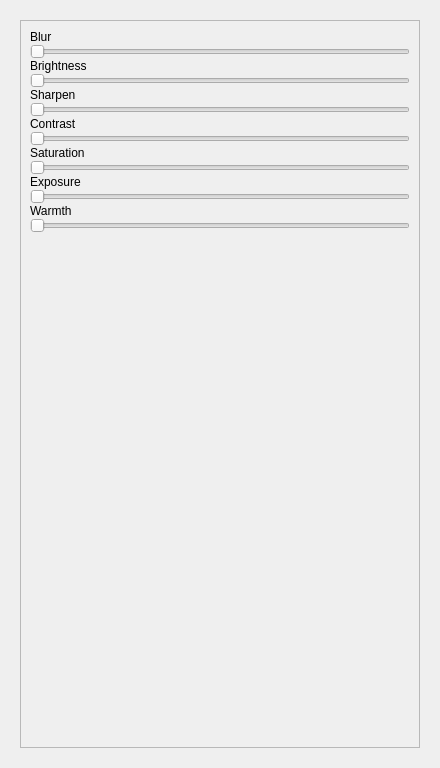
First picture: the form in ui_files/adjust-widget.ui, repository abeshahsan/Photo-Wizard, before the edit.
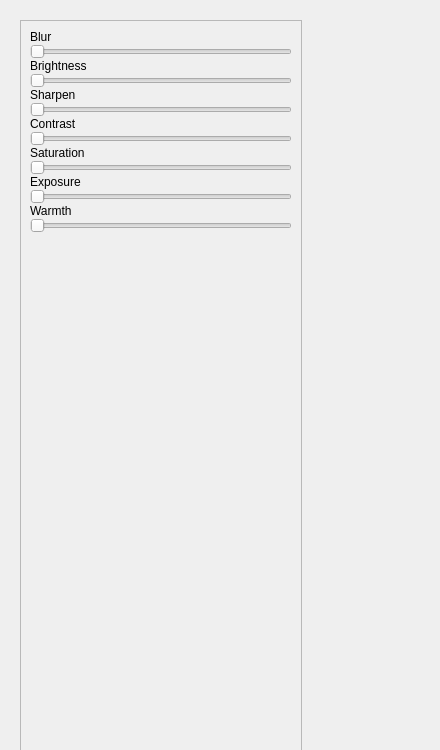
Second picture: the form after the edit.

```diff
--- a/ui_files/adjust-widget.ui
+++ b/ui_files/adjust-widget.ui
@@ -7,7 +7,7 @@
     <x>0</x>
     <y>0</y>
     <width>440</width>
-    <height>768</height>
+    <height>750</height>
    </rect>
   </property>
   <property name="sizePolicy">
@@ -16,6 +16,12 @@
     <verstretch>1</verstretch>
    </sizepolicy>
   </property>
+  <property name="minimumSize">
+   <size>
+    <width>440</width>
+    <height>750</height>
+   </size>
+  </property>
   <property name="sizeIncrement">
    <size>
     <width>0</width>
@@ -28,6 +34,18 @@
   <layout class="QVBoxLayout" name="verticalLayout">
    <item>
     <widget class="QWidget" name="main_widget" native="true">
+     <property name="minimumSize">
+      <size>
+       <width>300</width>
+       <height>750</height>
+      </size>
+     </property>
+     <property name="maximumSize">
+      <size>
+       <width>300</width>
+       <height>750</height>
+      </size>
+     </property>
      <layout class="QVBoxLayout" name="verticalLayout_2">
       <item>
        <widget class="QScrollArea" name="scrollArea">
@@ -45,8 +63,8 @@
           <rect>
            <x>0</x>
            <y>0</y>
-           <width>394</width>
-           <height>722</height>
+           <width>280</width>
+           <height>730</height>
           </rect>
          </property>
          <layout class="QVBoxLayout" name="verticalLayout_3">
```
